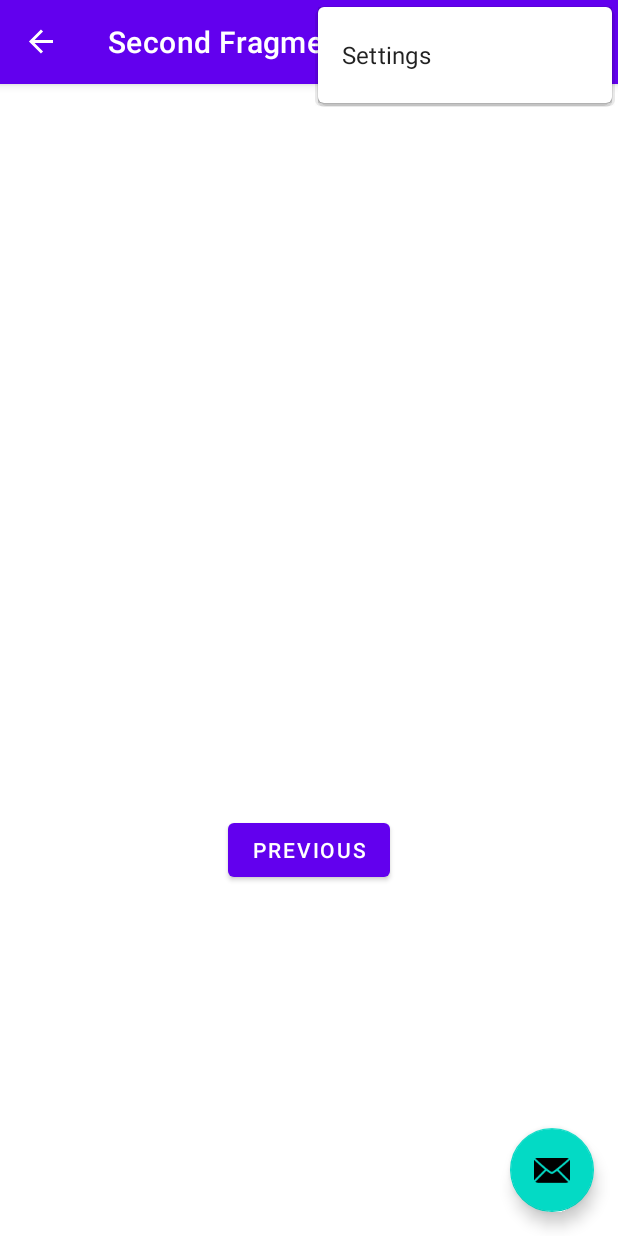
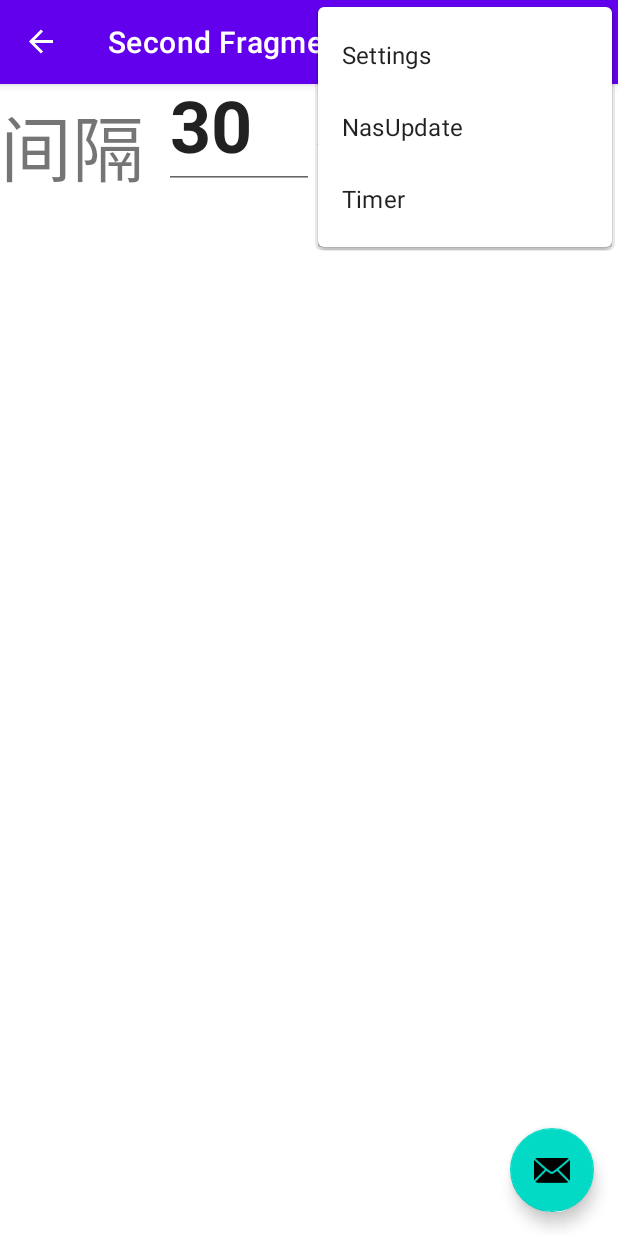
Before and after one commit to 0x6666/Assistant, an Android app: the TimeFragment screen opened through its navigation route, with the options menu open, on a phone screen of 412 x 824 dp. Run offline under Robolectric (Android 15) with nearby library versions, the phone set to English and light mode, and no system bars; our stand-ins replace navigation-ui; network calls fail.

Commit message:
2023-03-25

```diff
--- a/app/build.gradle
+++ b/app/build.gradle
@@ -32,6 +32,7 @@ android {
     buildFeatures {
         viewBinding true
     }
+    namespace 'cc.ysong.assistant'
 }
 
 dependencies {
--- a/app/src/main/java/cc/ysong/assistant/SecondFragment.kt
+++ b/app/src/main/java/cc/ysong/assistant/TimeFragment.kt
@@ -11,7 +11,7 @@ import cc.ysong.assistant.databinding.FragmentSecondBinding
 /**
  * A simple [Fragment] subclass as the second destination in the navigation.
  */
-class SecondFragment : Fragment() {
+class TimeFragment : Fragment() {
 
     private var _binding: FragmentSecondBinding? = null
 
@@ -31,10 +31,11 @@ class SecondFragment : Fragment() {
 
     override fun onViewCreated(view: View, savedInstanceState: Bundle?) {
         super.onViewCreated(view, savedInstanceState)
+        binding.timeMin.setText("30")
 
-        binding.buttonSecond.setOnClickListener {
-            findNavController().navigate(R.id.action_SecondFragment_to_FirstFragment)
-        }
+//        binding.buttonSecond.setOnClickListener {
+//            findNavController().navigate(R.id.action_SecondFragment_to_FirstFragment)
+//        }
     }
 
     override fun onDestroyView() {
--- a/app/src/main/java/cc/ysong/assistant/nas/NasAppMgr.kt
+++ b/app/src/main/java/cc/ysong/assistant/nas/NasAppMgr.kt
@@ -158,9 +158,13 @@ object NasAppMgr {
             "Android-Photos" -> {
                 pkgName = "com.synology.projectkailash.cn"
             }
+            "Android-DSfile" -> {
+                pkgName = "com.synology.DSfile"
+            }
         }
 
         if (pkgName == "") {
+            Log.w("NasAppMgr", "$name not found")
             return null
         }
 
--- a/app/src/main/res/layout/fragment_second.xml
+++ b/app/src/main/res/layout/fragment_second.xml
@@ -4,24 +4,45 @@
     xmlns:tools="http://schemas.android.com/tools"
     android:layout_width="match_parent"
     android:layout_height="match_parent"
-    tools:context=".SecondFragment">
+    tools:context=".TimeFragment">
 
-    <TextView
-        android:id="@+id/textview_second"
-        android:layout_width="wrap_content"
+    <LinearLayout
+        android:layout_width="match_parent"
         android:layout_height="wrap_content"
-        app:layout_constraintBottom_toTopOf="@id/button_second"
-        app:layout_constraintEnd_toEndOf="parent"
         app:layout_constraintStart_toStartOf="parent"
-        app:layout_constraintTop_toTopOf="parent" />
+        app:layout_constraintTop_toTopOf="parent"
+        android:orientation="vertical">
 
-    <Button
-        android:id="@+id/button_second"
-        android:layout_width="wrap_content"
-        android:layout_height="wrap_content"
-        android:text="@string/previous"
-        app:layout_constraintBottom_toBottomOf="parent"
-        app:layout_constraintEnd_toEndOf="parent"
-        app:layout_constraintStart_toStartOf="parent"
-        app:layout_constraintTop_toBottomOf="@id/textview_second" />
+        <LinearLayout
+            android:layout_width="wrap_content"
+            android:layout_height="wrap_content"
+            android:orientation="horizontal">
+            <TextView
+                android:layout_width="109dp"
+                android:layout_height="74dp"
+                android:text="间隔"
+                android:textSize="48sp" />
+
+            <EditText
+                android:id="@+id/time_min"
+                android:layout_width="100dp"
+                android:layout_height="70dp"
+                android:ems="5"
+                android:inputType="numberSigned"
+                android:textSize="48sp"
+                android:textStyle="bold" />
+
+            <TextView
+                android:id="@+id/textView2"
+                android:layout_width="109dp"
+                android:layout_height="74dp"
+                android:text="分钟"
+                android:textSize="48sp" />
+
+        </LinearLayout>
+
+
+    </LinearLayout>
+
+
 </androidx.constraintlayout.widget.ConstraintLayout>
--- a/app/src/main/res/menu/menu_main.xml
+++ b/app/src/main/res/menu/menu_main.xml
@@ -7,4 +7,14 @@
         android:orderInCategory="100"
         android:title="@string/action_settings"
         app:showAsAction="never" />
+    <item
+        android:id="@+id/action_nas_update"
+        android:orderInCategory="100"
+        android:title="NasUpdate"
+        app:showAsAction="never" />
+    <item
+        android:id="@+id/action_timer"
+        android:orderInCategory="100"
+        android:title="Timer"
+        app:showAsAction="never" />
 </menu>
--- a/app/src/main/res/navigation/nav_graph.xml
+++ b/app/src/main/res/navigation/nav_graph.xml
@@ -3,26 +3,26 @@
     xmlns:app="http://schemas.android.com/apk/res-auto"
     xmlns:tools="http://schemas.android.com/tools"
     android:id="@+id/nav_graph"
-    app:startDestination="@id/FirstFragment">
+    app:startDestination="@id/NasUpdateFragment">
 
     <fragment
-        android:id="@+id/FirstFragment"
+        android:id="@+id/NasUpdateFragment"
         android:name="cc.ysong.assistant.NasFragment"
         android:label="NasUpdate"
         tools:layout="@layout/fragment_first">
 
         <action
             android:id="@+id/action_FirstFragment_to_SecondFragment"
-            app:destination="@id/SecondFragment" />
+            app:destination="@id/TimerFragment" />
     </fragment>
     <fragment
-        android:id="@+id/SecondFragment"
-        android:name="cc.ysong.assistant.SecondFragment"
+        android:id="@+id/TimerFragment"
+        android:name="cc.ysong.assistant.TimeFragment"
         android:label="@string/second_fragment_label"
         tools:layout="@layout/fragment_second">
 
         <action
             android:id="@+id/action_SecondFragment_to_FirstFragment"
-            app:destination="@id/FirstFragment" />
+            app:destination="@id/NasUpdateFragment" />
     </fragment>
 </navigation>
--- a/build.gradle
+++ b/build.gradle
@@ -1,7 +1,7 @@
 // Top-level build file where you can add configuration options common to all sub-projects/modules.
 plugins {
-    id 'com.android.application' version '7.3.0' apply false
-    id 'com.android.library' version '7.3.0' apply false
+    id 'com.android.application' version '7.4.2' apply false
+    id 'com.android.library' version '7.4.2' apply false
     id 'org.jetbrains.kotlin.android' version '1.6.21' apply false
 }
 
```
Also changed, not shown: app/src/main/AndroidManifest.xml (+12 -6 lines), app/src/main/java/cc/ysong/assistant/App.kt (+24 -0 lines), app/src/main/java/cc/ysong/assistant/AssistantService.kt (added, +50 -0 lines), app/src/main/java/cc/ysong/assistant/MainActivity.kt (+10 -0 lines), app/src/main/aidl/cc/ysong/assistant/IAssistant.aidl (added), gradle/wrapper/gradle-wrapper.properties, 3 other files.
